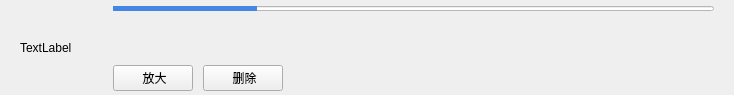
leihiudung/EnlargePicture, file selectedpicitemwidget.ui: the form before one commit.
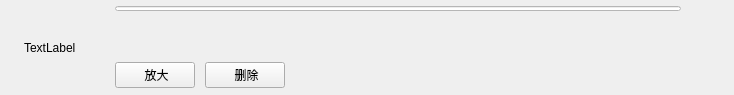
The form after the commit.

Patch:
```diff
--- a/selectedpicitemwidget.ui
+++ b/selectedpicitemwidget.ui
@@ -35,20 +35,16 @@
     <number>0</number>
    </property>
    <item row="0" column="0">
-    <layout class="QHBoxLayout" name="horizontalLayout_2" stretch="2,8,3,71,0">
-     <item>
-      <spacer name="verticalSpacer_2">
-       <property name="orientation">
-        <enum>Qt::Vertical</enum>
-       </property>
-       <property name="sizeHint" stdset="0">
-        <size>
-         <width>20</width>
-         <height>40</height>
-        </size>
-       </property>
-      </spacer>
-     </item>
+    <layout class="QHBoxLayout" name="horizontalLayout_2" stretch="0,86">
+     <property name="spacing">
+      <number>30</number>
+     </property>
+     <property name="leftMargin">
+      <number>24</number>
+     </property>
+     <property name="rightMargin">
+      <number>44</number>
+     </property>
      <item>
       <widget class="QLabel" name="pic_label">
        <property name="text">
@@ -57,20 +53,8 @@
       </widget>
      </item>
      <item>
-      <spacer name="verticalSpacer">
-       <property name="orientation">
-        <enum>Qt::Vertical</enum>
-       </property>
-       <property name="sizeHint" stdset="0">
-        <size>
-         <width>20</width>
-         <height>40</height>
-        </size>
-       </property>
-      </spacer>
-     </item>
-     <item>
-      <layout class="QGridLayout" name="gridLayout" rowstretch="0,0,0" columnstretch="17,83" rowminimumheight="0,0,0">
+      <widget class="QWidget" name="pic_info_widget" native="true">
+       <layout class="QGridLayout" name="gridLayout" rowstretch="0,0,0" columnstretch="17,0">
        <property name="topMargin">
         <number>6</number>
        </property>
@@ -80,22 +64,28 @@
        <property name="verticalSpacing">
         <number>9</number>
        </property>
-       <item row="1" column="0" colspan="2">
-        <widget class="QLabel" name="pic_info_label">
-         <property name="text">
-          <string/>
-         </property>
-        </widget>
-       </item>
        <item row="2" column="0">
-        <layout class="QHBoxLayout" name="horizontalLayout" stretch="62,62">
+         <widget class="QWidget" name="btns_widget" native="true">
+          <layout class="QHBoxLayout" name="horizontalLayout" stretch="1,1,6">
          <property name="spacing">
           <number>10</number>
          </property>
+           <property name="leftMargin">
+            <number>0</number>
+           </property>
+           <property name="topMargin">
+            <number>0</number>
+           </property>
+           <property name="rightMargin">
+            <number>0</number>
+           </property>
+           <property name="bottomMargin">
+            <number>0</number>
+           </property>
          <item>
           <widget class="QPushButton" name="pic_big_btn">
            <property name="sizePolicy">
-            <sizepolicy hsizetype="Fixed" vsizetype="Fixed">
+              <sizepolicy hsizetype="Preferred" vsizetype="Fixed">
              <horstretch>0</horstretch>
              <verstretch>0</verstretch>
             </sizepolicy>
@@ -110,6 +100,12 @@
          </item>
          <item>
           <widget class="QPushButton" name="pic_del_btn">
+             <property name="sizePolicy">
+              <sizepolicy hsizetype="Preferred" vsizetype="Fixed">
+               <horstretch>0</horstretch>
+               <verstretch>0</verstretch>
+              </sizepolicy>
+             </property>
            <property name="cursor">
             <cursorShape>PointingHandCursor</cursorShape>
            </property>
@@ -118,9 +114,7 @@
            </property>
           </widget>
          </item>
-        </layout>
-       </item>
-       <item row="2" column="1">
+           <item>
         <spacer name="horizontalSpacer">
          <property name="orientation">
           <enum>Qt::Horizontal</enum>
@@ -133,6 +127,16 @@
          </property>
         </spacer>
        </item>
+          </layout>
+         </widget>
+        </item>
+        <item row="1" column="0" colspan="2">
+         <widget class="QLabel" name="pic_info_label">
+          <property name="text">
+           <string/>
+          </property>
+         </widget>
+        </item>
        <item row="0" column="0" colspan="2">
         <widget class="QProgressBar" name="pic_big_progress">
          <property name="styleSheet">
@@ -147,7 +151,7 @@
 }</string>
          </property>
          <property name="value">
-          <number>24</number>
+           <number>0</number>
          </property>
          <property name="format">
           <string/>
@@ -155,19 +159,7 @@
         </widget>
        </item>
       </layout>
-     </item>
-     <item>
-      <spacer name="verticalSpacer_3">
-       <property name="orientation">
-        <enum>Qt::Vertical</enum>
-       </property>
-       <property name="sizeHint" stdset="0">
-        <size>
-         <width>20</width>
-         <height>40</height>
-        </size>
-       </property>
-      </spacer>
+      </widget>
      </item>
     </layout>
    </item>
```
Lines whose indentation alone changed are shown as unchanged.
